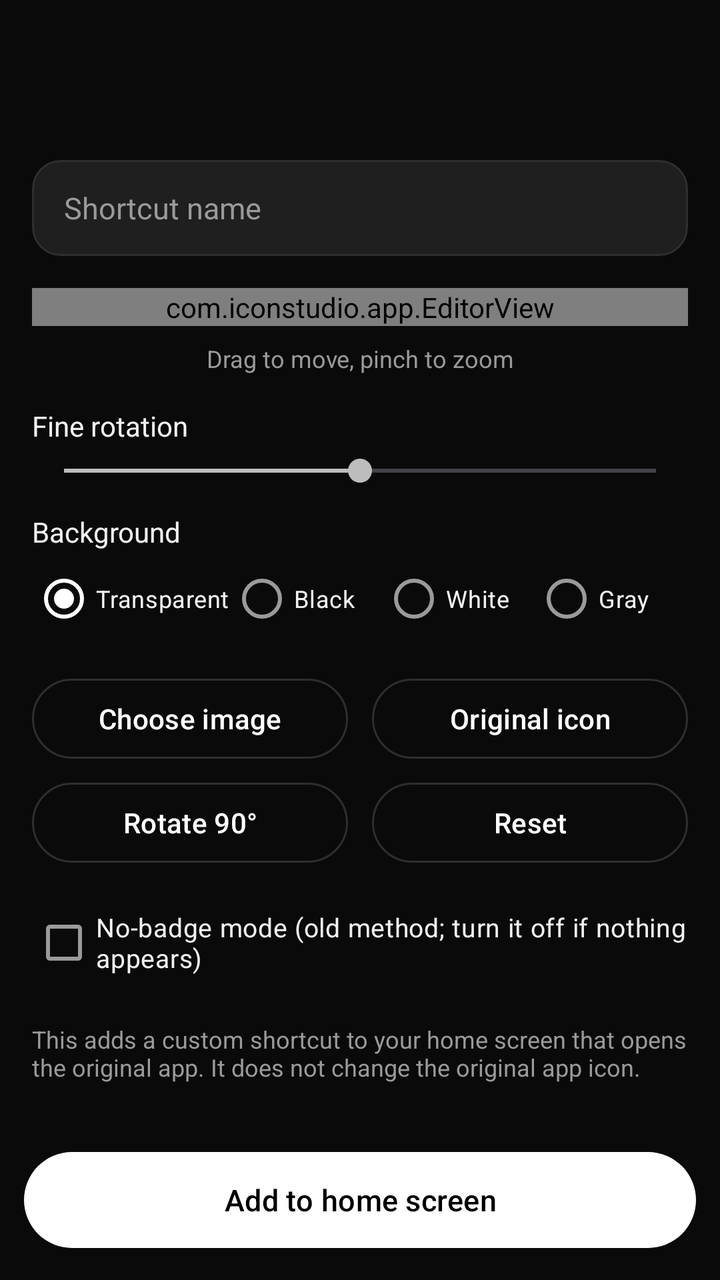
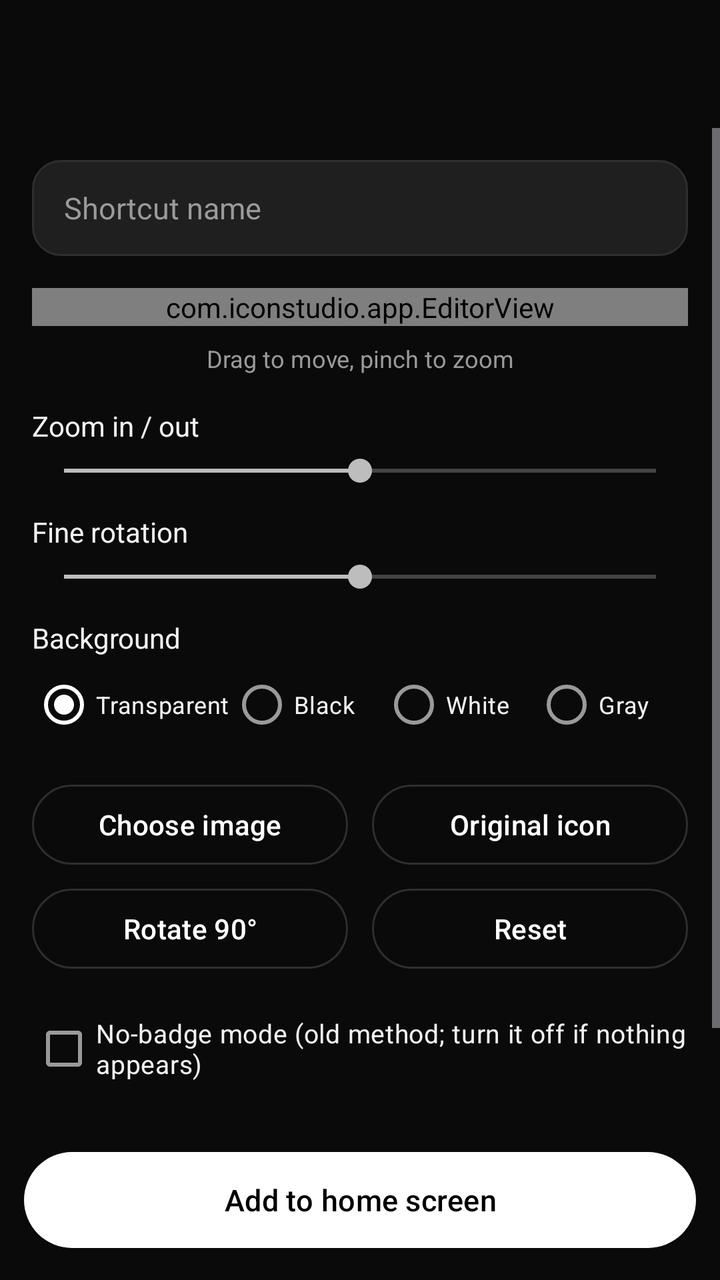

Two renders of the same Android screen: before a commit and after it. Below are the layout's source before the change and the commit's diff.
<!-- AndroidManifest.xml: application theme Theme.IconStudio -->
<!-- res/layout/activity_editor.xml -->
<?xml version="1.0" encoding="utf-8"?>
<LinearLayout xmlns:android="http://schemas.android.com/apk/res/android"
    xmlns:app="http://schemas.android.com/apk/res-auto"
    android:layout_width="match_parent"
    android:layout_height="match_parent"
    android:background="@color/bg"
    android:orientation="vertical">

    <com.google.android.material.appbar.MaterialToolbar
        android:id="@+id/toolbar"
        android:layout_width="match_parent"
        android:layout_height="?attr/actionBarSize"
        android:background="@color/bg"
        app:titleTextColor="@color/text_primary" />

    <ScrollView
        android:layout_width="match_parent"
        android:layout_height="0dp"
        android:layout_weight="1"
        android:fillViewport="true">

        <LinearLayout
            android:layout_width="match_parent"
            android:layout_height="wrap_content"
            android:orientation="vertical"
            android:padding="16dp">

            <EditText
                android:id="@+id/nameInput"
                android:layout_width="match_parent"
                android:layout_height="48dp"
                android:background="@drawable/bg_field"
                android:hint="@string/hint_name"
                android:importantForAutofill="no"
                android:inputType="text"
                android:maxLength="40"
                android:maxLines="1"
                android:paddingStart="16dp"
                android:paddingEnd="16dp"
                android:textColor="@color/text_primary"
                android:textColorHint="@color/text_dim"
                android:textSize="15sp" />

            <com.iconstudio.app.EditorView
                android:id="@+id/editor"
                android:layout_width="match_parent"
                android:layout_height="wrap_content"
                android:layout_gravity="center_horizontal"
                android:layout_marginTop="16dp" />

            <TextView
                android:layout_width="match_parent"
                android:layout_height="wrap_content"
                android:layout_marginTop="8dp"
                android:gravity="center"
                android:text="@string/hint_gestures"
                android:textColor="@color/text_dim"
                android:textSize="12sp" />

            <TextView
                android:layout_width="wrap_content"
                android:layout_height="wrap_content"
                android:layout_marginTop="16dp"
                android:text="@string/label_rotation"
                android:textColor="@color/text_primary"
                android:textSize="14sp" />

            <SeekBar
                android:id="@+id/seekRotation"
                android:layout_width="match_parent"
                android:layout_height="wrap_content"
                android:layout_marginTop="4dp"
                android:max="360"
                android:progress="180" />

            <TextView
                android:layout_width="wrap_content"
                android:layout_height="wrap_content"
                android:layout_marginTop="12dp"
                android:text="@string/label_background"
                android:textColor="@color/text_primary"
                android:textSize="14sp" />

            <RadioGroup
                android:id="@+id/bgGroup"
                android:layout_width="match_parent"
                android:layout_height="wrap_content"
                android:orientation="horizontal">

                <RadioButton
                    android:id="@+id/bgTransparent"
                    android:layout_width="0dp"
                    android:layout_height="wrap_content"
                    android:layout_weight="1.3"
                    android:checked="true"
                    android:text="@string/bg_transparent"
                    android:textColor="@color/text_primary"
                    android:textSize="12sp" />

                <RadioButton
                    android:id="@+id/bgBlack"
                    android:layout_width="0dp"
                    android:layout_height="wrap_content"
                    android:layout_weight="1"
                    android:text="@string/bg_black"
                    android:textColor="@color/text_primary"
                    android:textSize="12sp" />

                <RadioButton
                    android:id="@+id/bgWhite"
                    android:layout_width="0dp"
                    android:layout_height="wrap_content"
                    android:layout_weight="1"
                    android:text="@string/bg_white"
                    android:textColor="@color/text_primary"
                    android:textSize="12sp" />

                <RadioButton
                    android:id="@+id/bgGray"
                    android:layout_width="0dp"
                    android:layout_height="wrap_content"
                    android:layout_weight="1"
                    android:text="@string/bg_gray"
                    android:textColor="@color/text_primary"
                    android:textSize="12sp" />
            </RadioGroup>

            <TextView
                android:id="@+id/sizeLabel"
                android:layout_width="wrap_content"
                android:layout_height="wrap_content"
                android:layout_marginTop="12dp"
                android:text="@string/label_size"
                android:textColor="@color/text_primary"
                android:textSize="14sp"
                android:visibility="gone" />

            <LinearLayout
                android:id="@+id/sizeRow"
                android:layout_width="match_parent"
                android:layout_height="wrap_content"
                android:gravity="center"
                android:orientation="horizontal"
                android:visibility="gone">

                <NumberPicker
                    android:id="@+id/sizeW"
                    android:layout_width="wrap_content"
                    android:layout_height="wrap_content" />

                <TextView
                    android:layout_width="wrap_content"
                    android:layout_height="wrap_content"
                    android:paddingStart="20dp"
                    android:paddingEnd="20dp"
                    android:text="×"
                    android:textColor="@color/text_primary"
                    android:textSize="24sp" />

                <NumberPicker
                    android:id="@+id/sizeH"
                    android:layout_width="wrap_content"
                    android:layout_height="wrap_content" />
            </LinearLayout>

            <CheckBox
                android:id="@+id/showName"
                android:layout_width="match_parent"
                android:layout_height="wrap_content"
                android:layout_marginTop="4dp"
                android:checked="true"
                android:text="@string/label_show_name"
                android:textColor="@color/text_primary"
                android:textSize="13sp"
                android:visibility="gone" />

            <LinearLayout
                android:layout_width="match_parent"
                android:layout_height="wrap_content"
                android:layout_marginTop="12dp"
                android:orientation="horizontal">

                <com.google.android.material.button.MaterialButton
                    android:id="@+id/btnPick"
                    style="@style/Widget.Material3.Button.OutlinedButton"
                    android:layout_width="0dp"
                    android:layout_height="wrap_content"
                    android:layout_marginEnd="6dp"
                    android:layout_weight="1"
                    android:text="@string/btn_pick" />

                <com.google.android.material.button.MaterialButton
                    android:id="@+id/btnOriginal"
                    style="@style/Widget.Material3.Button.OutlinedButton"
                    android:layout_width="0dp"
                    android:layout_height="wrap_content"
                    android:layout_marginStart="6dp"
                    android:layout_weight="1"
                    android:text="@string/btn_original" />
            </LinearLayout>

            <LinearLayout
                android:layout_width="match_parent"
                android:layout_height="wrap_content"
                android:layout_marginTop="4dp"
                android:orientation="horizontal">

                <com.google.android.material.button.MaterialButton
                    android:id="@+id/btnRotate"
                    style="@style/Widget.Material3.Button.OutlinedButton"
                    android:layout_width="0dp"
                    android:layout_height="wrap_content"
                    android:layout_marginEnd="6dp"
                    android:layout_weight="1"
                    android:text="@string/btn_rotate" />

                <com.google.android.material.button.MaterialButton
                    android:id="@+id/btnReset"
                    style="@style/Widget.Material3.Button.OutlinedButton"
                    android:layout_width="0dp"
                    android:layout_height="wrap_content"
                    android:layout_marginStart="6dp"
                    android:layout_weight="1"
                    android:text="@string/btn_reset" />
            </LinearLayout>

            <CheckBox
                android:id="@+id/compatMode"
                android:layout_width="match_parent"
                android:layout_height="wrap_content"
                android:layout_marginTop="12dp"
                android:text="@string/compat_mode"
                android:textColor="@color/text_primary"
                android:textSize="13sp" />

            <TextView
                android:id="@+id/editorNote"
                android:layout_width="match_parent"
                android:layout_height="wrap_content"
                android:layout_marginTop="16dp"
                android:text="@string/editor_note"
                android:textColor="@color/text_dim"
                android:textSize="12sp" />
        </LinearLayout>
    </ScrollView>

    <com.google.android.material.button.MaterialButton
        android:id="@+id/btnSave"
        android:layout_width="match_parent"
        android:layout_height="56dp"
        android:layout_margin="12dp"
        android:text="@string/btn_add_home"
        android:textSize="15sp" />
</LinearLayout>
<!-- resources referenced by this layout -->
<resources>
  <color name="bg">#0A0A0A</color>
  <color name="text_dim">#9A9A9A</color>
  <color name="text_primary">#F2F2F2</color>
  <!-- drawable bg_field (drawable) -->
  <?xml version="1.0" encoding="utf-8"?>
  <shape xmlns:android="http://schemas.android.com/apk/res/android"
      android:shape="rectangle">
      <solid android:color="@color/surface2" />
      <stroke
          android:width="1dp"
          android:color="@color/stroke" />
      <corners android:radius="14dp" />
  </shape>
  <string name="bg_black">Black</string>
  <string name="bg_gray">Gray</string>
  <string name="bg_transparent">Transparent</string>
  <string name="bg_white">White</string>
  <string name="btn_add_home">Add to home screen</string>
  <string name="btn_original">Original icon</string>
  <string name="btn_pick">Choose image</string>
  <string name="btn_reset">Reset</string>
  <string name="btn_rotate">Rotate 90°</string>
  <string name="compat_mode">No-badge mode (old method; turn it off if nothing appears)</string>
  <string name="editor_note">This adds a custom shortcut to your home screen that opens the original app. It does not change the original app icon.</string>
  <string name="hint_gestures">Drag to move, pinch to zoom</string>
  <string name="hint_name">Shortcut name</string>
  <string name="label_background">Background</string>
  <string name="label_rotation">Fine rotation</string>
  <string name="label_show_name">Show the name under the icon</string>
  <string name="label_size">Size on home screen</string>
  <style name="Theme.IconStudio" parent="Theme.Material3.Dark.NoActionBar">
          <item name="colorPrimary">#FFFFFF</item>
          <item name="colorOnPrimary">#000000</item>
          <item name="colorPrimaryContainer">#2A2A2A</item>
          <item name="colorOnPrimaryContainer">#FFFFFF</item>
          <item name="colorSecondary">#BDBDBD</item>
          <item name="colorOnSecondary">#000000</item>
          <item name="colorSurface">@color/surface</item>
          <item name="colorOnSurface">@color/text_primary</item>
          <item name="colorSurfaceVariant">@color/surface2</item>
          <item name="colorOnSurfaceVariant">@color/text_dim</item>
          <item name="colorOutline">@color/stroke</item>
          <item name="android:colorBackground">@color/bg</item>
          <item name="android:statusBarColor">@color/bg</item>
          <item name="android:navigationBarColor">@color/bg</item>
      </style>
  <color name="surface2">#1F1F1F</color>
  <color name="stroke">#2E2E2E</color>
  <color name="surface">#161616</color>
</resources>

<!-- the commit's change to res/layout/activity_editor.xml (unified diff, before → after) -->
@@ -61,6 +61,22 @@
                 android:layout_width="wrap_content"
                 android:layout_height="wrap_content"
                 android:layout_marginTop="16dp"
+                android:text="@string/label_zoom"
+                android:textColor="@color/text_primary"
+                android:textSize="14sp" />
+
+            <SeekBar
+                android:id="@+id/seekZoom"
+                android:layout_width="match_parent"
+                android:layout_height="wrap_content"
+                android:layout_marginTop="4dp"
+                android:max="100"
+                android:progress="50" />
+
+            <TextView
+                android:layout_width="wrap_content"
+                android:layout_height="wrap_content"
+                android:layout_marginTop="12dp"
                 android:text="@string/label_rotation"
                 android:textColor="@color/text_primary"
                 android:textSize="14sp" />
<!-- resource entries referenced after the edit -->
@@ -30,6 +30,7 @@
   <string name="label_rotation">Fine rotation</string>
   <string name="label_show_name">Show the name under the icon</string>
   <string name="label_size">Size on home screen</string>
+  <string name="label_zoom">Zoom in / out</string>
   <style name="Theme.IconStudio" parent="Theme.Material3.Dark.NoActionBar">
           <item name="colorPrimary">#FFFFFF</item>
           <item name="colorOnPrimary">#000000</item>
@@ -45,9 +46,15 @@
           <item name="android:colorBackground">@color/bg</item>
           <item name="android:statusBarColor">@color/bg</item>
           <item name="android:navigationBarColor">@color/bg</item>
+          <item name="android:textAppearanceLargePopupMenu">@style/TextAppearance.Zat.PopupMenu</item>
+          <item name="textAppearanceLargePopupMenu">@style/TextAppearance.Zat.PopupMenu</item>
+          <item name="textAppearanceSmallPopupMenu">@style/TextAppearance.Zat.PopupMenu</item>
       </style>
   <color name="surface2">#1F1F1F</color>
   <color name="stroke">#2E2E2E</color>
   <color name="surface">#161616</color>
+  <style name="TextAppearance.Zat.PopupMenu" parent="TextAppearance.AppCompat.Widget.PopupMenu.Large">
+          <item name="android:textSize">13sp</item>
+      </style>
 </resources>
 
